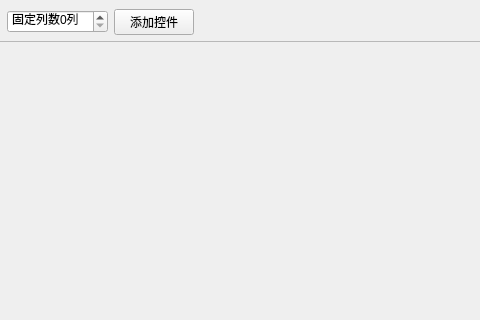
This is mainwindow.ui in iwxyi/Qt-WaterfallContainer as Qt 5 draws it before an edit; both pictures show x 81 to 561 and y 0 to 320 of the 800 by 600 pixel window. The edited form follows.
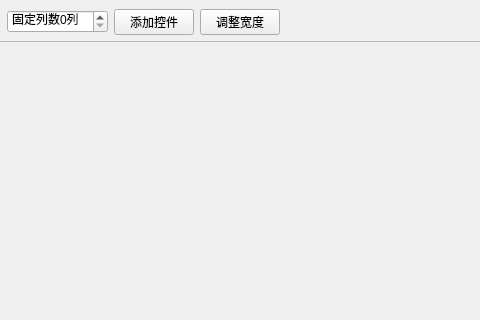
This is the edited form. Custom widgets are drawn as their Qt base class.

Diff of the .ui file:
```diff
--- a/mainwindow.ui
+++ b/mainwindow.ui
@@ -47,6 +47,13 @@
         </property>
        </widget>
       </item>
+      <item>
+       <widget class="QPushButton" name="pushButton_2">
+        <property name="text">
+         <string>调整宽度</string>
+        </property>
+       </widget>
+      </item>
       <item>
        <spacer name="horizontalSpacer">
         <property name="orientation">
```
